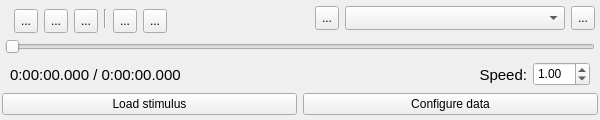
dakot/vilay-show, file vilay/qt_ui/ui_control.ui: the form before one commit.
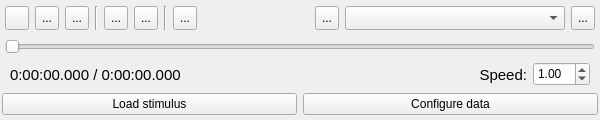
The form after the commit. Icons and pictures are not drawn.

Commit message: - refactored sequence to snipped - fixed icon problem - added icon for stop after current snipped - added qt ressource file - added build information for building qt to README.rst - added a few options to cmdline-interface - extracted functions to player for controlling via ipython - moved python windows files to qt_ui directory - added license for icons to COPYING

The edit to the form file:
```diff
--- a/vilay/qt_ui/ui_control.ui
+++ b/vilay/qt_ui/ui_control.ui
@@ -54,13 +54,13 @@
        <number>5</number>
       </property>
       <property name="topMargin">
-       <number>0</number>
+       <number>2</number>
       </property>
       <property name="rightMargin">
        <number>5</number>
       </property>
       <property name="bottomMargin">
-       <number>0</number>
+       <number>2</number>
       </property>
       <item>
        <widget class="QFrame" name="gridFrame">
@@ -71,6 +71,9 @@
          </sizepolicy>
         </property>
         <layout class="QHBoxLayout" name="horizontalLayout_6">
+         <property name="margin">
+          <number>0</number>
+         </property>
          <item>
           <widget class="QToolButton" name="play">
            <property name="minimumSize">
@@ -89,7 +92,7 @@
             <string>Play</string>
            </property>
            <property name="text">
-            <string>...</string>
+            <string/>
            </property>
            <property name="icon">
             <iconset>
@@ -179,8 +182,38 @@
             <string>...</string>
            </property>
            <property name="icon">
-            <iconset>
-             <normaloff>../../../../../.designer/icons/forward.png</normaloff>../../../../../.designer/icons/forward.png</iconset>
+            <iconset resource="icons.qrc">
+             <normaloff>:/icons/icons/forward.png</normaloff>:/icons/icons/forward.png</iconset>
+           </property>
+          </widget>
+         </item>
+         <item>
+          <widget class="Line" name="line_2">
+           <property name="orientation">
+            <enum>Qt::Vertical</enum>
+           </property>
+          </widget>
+         </item>
+         <item>
+          <widget class="QToolButton" name="snip_stop">
+           <property name="minimumSize">
+            <size>
+             <width>22</width>
+             <height>24</height>
+            </size>
+           </property>
+           <property name="toolTip">
+            <string>Stop after every snippet</string>
+           </property>
+           <property name="text">
+            <string>...</string>
+           </property>
+           <property name="icon">
+            <iconset resource="icons.qrc">
+             <normaloff>:/icons/icons/autostop.png</normaloff>:/icons/icons/autostop.png</iconset>
+           </property>
+           <property name="checkable">
+            <bool>true</bool>
            </property>
           </widget>
          </item>
```
Left out of the diff: 46 changed lines with no effect on the pictures. The commit also changes 31 other files.
